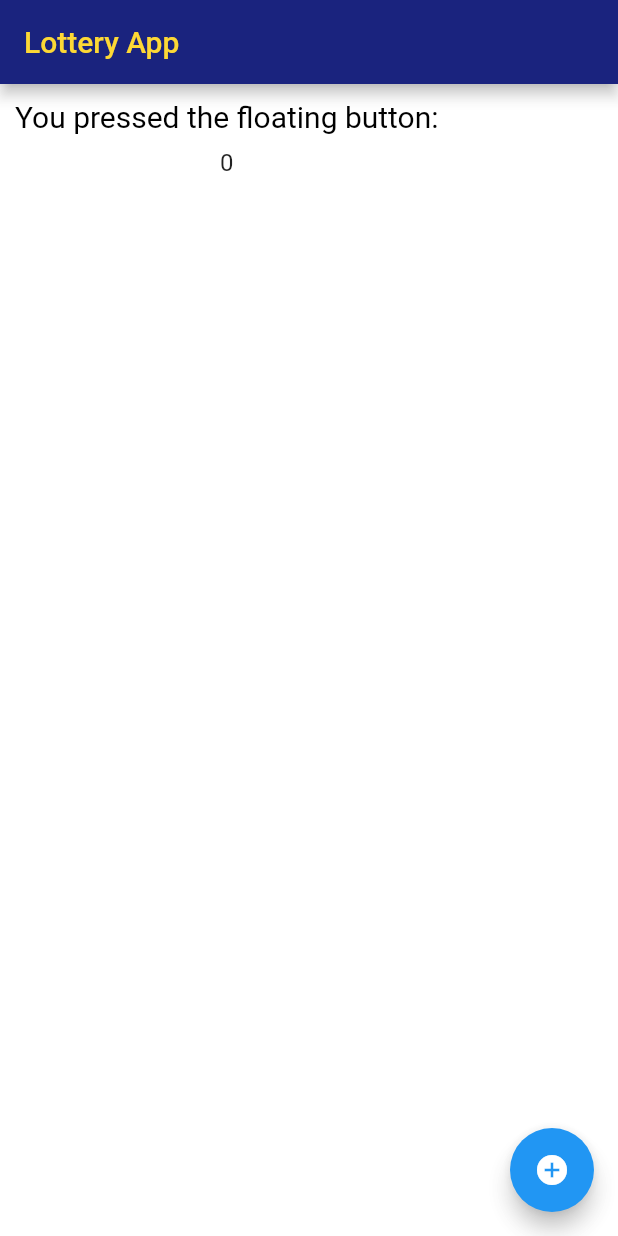
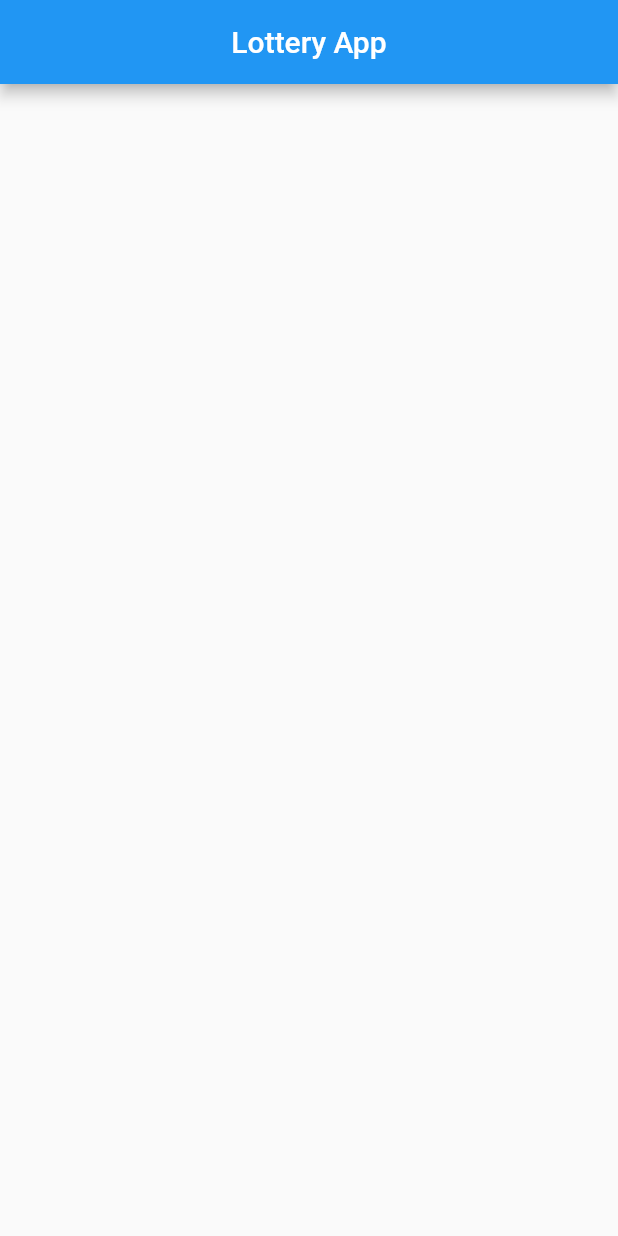
Before and after one commit to safwanistic/Lottery-App, a Flutter app: the screen it shows after launch, on a phone screen of 412 x 824 dp. Run offline on Flutter 3.47's test engine with Material 2 defaults, Android fonts, the phone set to English and light mode, and no system bars.

Commit message:
Updated AppBar - v1.0.1.2

```diff
--- a/lib/main.dart
+++ b/lib/main.dart
@@ -13,50 +13,21 @@ class MyApp extends StatefulWidget {
 }
 
 class _MyAppState extends State<MyApp> {
-
-  int x = 0;
   @override
   Widget build(BuildContext context) {
-
     return MaterialApp(
-      debugShowCheckedModeBanner: false,
-      title: "Lottery App",
       home: Scaffold(
         appBar: AppBar(
-          title: Text("Lottery App", style: TextStyle(color: Colors.yellow[600])),
-          backgroundColor: Colors.indigo[900],
+          title: Text("Lottery App"),
+          centerTitle: true,
         ),
-        backgroundColor: Colors.white70,
-        body: SafeArea(
-          child: Column(
-            children: [
-              Padding(
-                padding: const EdgeInsets.all(10.0),
-                child: Text('You pressed the floating button:', style: TextStyle(
-                    fontSize: 20.0,
-                    color: Colors.black
-                ),),
-              ),
-              Text(x.toString(), style:TextStyle(fontSize: 16)),
-            ],
-          ),
-        ),
-        floatingActionButton: FloatingActionButton(
-          onPressed: (){
-            x++;
-            setState(() {
+        body: Column(
+          children: [
 
-            });
-            print(x.toString());
-          },
-          child: Icon(Icons.add_circle),
+          ],
         ),
 
-        // home: AppBar(
-        //   title: Text("Lottery App", style: TextStyle(color: Colors.amberAccent)),
-        //   backgroundColor: Colors.black38,
       ),
-
     );
   }
 }
```
